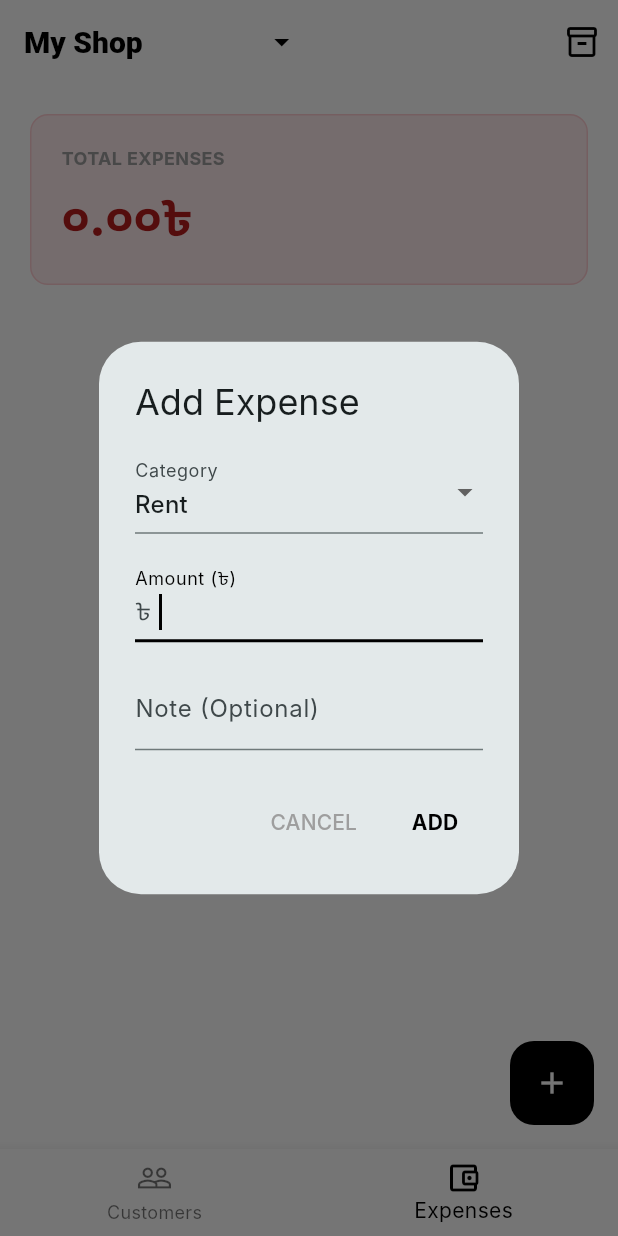
After one commit to carbonanik/baki_khata, a Flutter app: the screen it shows after launch, item 2 of the bottom bar chosen, after a tap on the "add" icon, on a phone screen of 412 x 824 dp. The commit adds this screen. Run offline on Flutter 3.47's test engine with Material 3 defaults, Android fonts, the phone set to English and light mode, and no system bars; our stand-ins replace flutter_riverpod, sembast, shared_preferences; Roboto replaces fonts that are missing (Inter).

Commit message:
feat: expense section

```diff
--- /dev/null
+++ b/lib/data/repositories/expense_repository.dart
@@ -0,0 +1,28 @@
+import 'package:sembast/sembast.dart';
+import '../../domain/entities/expense.dart';
+import '../../domain/repositories/i_expense_repository.dart';
+import '../datasources/database_service.dart';
+
+class ExpenseRepository implements IExpenseRepository {
+  final _store = stringMapStoreFactory.store('expenses');
+
+  @override
+  Future<List<Expense>> getExpenses(String shopId) async {
+    final db = await DatabaseService.instance.database;
+    final finder = Finder(filter: Filter.equals('shopId', shopId));
+    final snapshots = await _store.find(db, finder: finder);
+    return snapshots.map((s) => Expense.fromJson(s.value)).toList();
+  }
+
+  @override
+  Future<void> addExpense(Expense expense) async {
+    final db = await DatabaseService.instance.database;
+    await _store.record(expense.id).put(db, expense.toJson());
+  }
+
+  @override
+  Future<void> deleteExpense(String id) async {
+    final db = await DatabaseService.instance.database;
+    await _store.record(id).delete(db);
+  }
+}
--- /dev/null
+++ b/lib/domain/entities/expense.dart
@@ -0,0 +1,60 @@
+import 'package:uuid/uuid.dart';
+
+class Expense {
+  final String id;
+  final String shopId;
+  final double amount;
+  final String category;
+  final String? note;
+  final DateTime timestamp;
+
+  Expense({
+    String? id,
+    required this.shopId,
+    required this.amount,
+    required this.category,
+    this.note,
+    DateTime? timestamp,
+  }) : id = id ?? const Uuid().v4(),
+       timestamp = timestamp ?? DateTime.now();
+
+  Expense copyWith({
+    String? id,
+    String? shopId,
+    double? amount,
+    String? category,
+    String? note,
+    DateTime? timestamp,
+  }) {
+    return Expense(
+      id: id ?? this.id,
+      shopId: shopId ?? this.shopId,
+      amount: amount ?? this.amount,
+      category: category ?? this.category,
+      note: note ?? this.note,
+      timestamp: timestamp ?? this.timestamp,
+    );
+  }
+
+  Map<String, dynamic> toJson() {
+    return {
+      'id': id,
+      'shopId': shopId,
+      'amount': amount,
+      'category': category,
+      'note': note,
+      'timestamp': timestamp.toIso8601String(),
+    };
+  }
+
+  factory Expense.fromJson(Map<String, dynamic> json) {
+    return Expense(
+      id: json['id'],
+      shopId: json['shopId'],
+      amount: json['amount'].toDouble(),
+      category: json['category'],
+      note: json['note'],
+      timestamp: DateTime.parse(json['timestamp']),
+    );
+  }
+}
--- /dev/null
+++ b/lib/domain/repositories/i_expense_repository.dart
@@ -0,0 +1,7 @@
+import '../entities/expense.dart';
+
+abstract class IExpenseRepository {
+  Future<List<Expense>> getExpenses(String shopId);
+  Future<void> addExpense(Expense expense);
+  Future<void> deleteExpense(String id);
+}
--- a/lib/main.dart
+++ b/lib/main.dart
@@ -1,4 +1,4 @@
-import 'package:baki_khata/presentation/screens/home_page.dart';
+import 'package:baki_khata/presentation/screens/main_screen.dart';
 import 'package:flutter/material.dart';
 import 'package:flutter_riverpod/flutter_riverpod.dart';
 import 'package:intl/intl.dart';
@@ -60,7 +60,7 @@ class MyApp extends StatelessWidget {
           elevation: 0,
         ),
       ),
-      home: const HomePage(),
+      home: const MainScreen(),
     );
   }
 }
--- a/lib/presentation/providers/app_providers.dart
+++ b/lib/presentation/providers/app_providers.dart
@@ -6,6 +6,8 @@ import '../../data/repositories/customer_repository.dart';
 import '../../data/repositories/transaction_repository.dart';
 import '../../domain/entities/product.dart';
 import '../../data/repositories/product_repository.dart';
+import '../../domain/entities/expense.dart';
+import '../../data/repositories/expense_repository.dart';
 
 import 'package:shared_preferences/shared_preferences.dart';
 import '../../domain/entities/shop.dart';
@@ -24,6 +26,7 @@ final transactionRepositoryProvider = Provider(
   (ref) => TransactionRepository(),
 );
 final productRepositoryProvider = Provider((ref) => SembastProductRepository());
+final expenseRepositoryProvider = Provider((ref) => ExpenseRepository());
 
 // Shop State
 final shopProvider = StateNotifierProvider<ShopNotifier, Shop?>((ref) {
@@ -176,6 +179,43 @@ final productProvider = StateNotifierProvider<ProductNotifier, List<Product>>((
   return ProductNotifier(ref.watch(productRepositoryProvider), shop.id);
 });
 
+// Expense State
+class ExpenseNotifier extends StateNotifier<List<Expense>> {
+  final ExpenseRepository _repo;
+  final String _shopId;
+
+  ExpenseNotifier(this._repo, this._shopId) : super([]) {
+    loadExpenses();
+  }
+
+  Future<void> loadExpenses() async {
+    final expenses = await _repo.getExpenses(_shopId);
+    if (mounted) {
+      state = expenses;
+    }
+  }
+
+  Future<void> addExpense(Expense expense) async {
+    final expenseWithShop = expense.copyWith(shopId: _shopId);
+    await _repo.addExpense(expenseWithShop);
+    state = [...state, expenseWithShop];
+  }
+
+  Future<void> deleteExpense(String id) async {
+    await _repo.deleteExpense(id);
+    state = state.where((e) => e.id != id).toList();
+  }
+}
+
+final expenseProvider = StateNotifierProvider<ExpenseNotifier, List<Expense>>((
+  ref,
+) {
+  final shop = ref.watch(shopProvider);
+  if (shop == null)
+    return ExpenseNotifier(ref.watch(expenseRepositoryProvider), '');
+  return ExpenseNotifier(ref.watch(expenseRepositoryProvider), shop.id);
+});
+
 // Computed Providers
 final customerTransactionsProvider = Provider.family<List<Transaction>, String>(
   (ref, customerId) {
@@ -213,3 +253,8 @@ final totalStatsProvider = Provider((ref) {
 
   return {'sell': totalSell, 'paid': totalPaid, 'due': totalSell - totalPaid};
 });
+
+final totalExpenseProvider = Provider((ref) {
+  final expenses = ref.watch(expenseProvider);
+  return expenses.fold(0.0, (sum, item) => sum + item.amount);
+});
--- /dev/null
+++ b/lib/presentation/screens/expense_page.dart
@@ -0,0 +1,178 @@
+import 'package:baki_khata/presentation/widgets/dialogs/add_expense_dialog.dart';
+import 'package:flutter/material.dart';
+import 'package:flutter_riverpod/flutter_riverpod.dart';
+import '../providers/app_providers.dart';
+import '../../main.dart'; // for currencyFormat, dateFormat
+
+class ExpensePage extends ConsumerWidget {
+  const ExpensePage({super.key});
+
+  @override
+  Widget build(BuildContext context, WidgetRef ref) {
+    final expenses = ref.watch(expenseProvider);
+    final totalExpense = ref.watch(totalExpenseProvider);
+
+    return Scaffold(
+      backgroundColor: Colors.white,
+      floatingActionButton: FloatingActionButton(
+        onPressed: () => showDialog(
+          context: context,
+          builder: (context) => const AddExpenseDialog(),
+        ),
+        child: const Icon(Icons.add),
+      ),
+      body: CustomScrollView(
+        slivers: [
+          SliverToBoxAdapter(
+            child: Padding(
+              padding: const EdgeInsets.all(20.0),
+              child: Container(
+                padding: const EdgeInsets.all(20),
+                decoration: BoxDecoration(
+                  color: Colors.red.shade50,
+                  borderRadius: BorderRadius.circular(12),
+                  border: Border.all(color: Colors.red.shade100),
+                ),
+                child: Column(
+                  crossAxisAlignment: CrossAxisAlignment.start,
+                  children: [
+                    const Text(
+                      'TOTAL EXPENSES',
+                      style: TextStyle(
+                        fontSize: 12,
+                        fontWeight: FontWeight.bold,
+                        color: Colors.grey,
+                      ),
+                    ),
+                    const SizedBox(height: 8),
+                    Text(
+                      currencyFormat.format(totalExpense),
+                      style: TextStyle(
+                        fontSize: 32,
+                        fontWeight: FontWeight.w800,
+                        color: Colors.red.shade900,
+                        letterSpacing: -1,
+                      ),
+                    ),
+                  ],
+                ),
+              ),
+            ),
+          ),
+          if (expenses.isEmpty)
+            const SliverFillRemaining(
+              child: Center(
+                child: Text(
+                  'No expenses recorded',
+                  style: TextStyle(color: Colors.grey),
+                ),
+              ),
+            )
+          else
+            SliverList(
+              delegate: SliverChildBuilderDelegate((context, index) {
+                // Display newest first
+                final expense = expenses[expenses.length - 1 - index];
+                return Dismissible(
+                  key: Key(expense.id),
+                  direction: DismissDirection.endToStart,
+                  background: Container(
+                    alignment: Alignment.centerRight,
+                    padding: const EdgeInsets.only(right: 20),
+                    color: Colors.red.shade50,
+                    child: const Icon(Icons.delete_outline, color: Colors.red),
+                  ),
+                  confirmDismiss: (direction) async {
+                    return await showDialog(
+                      context: context,
+                      builder: (context) => AlertDialog(
+                        title: const Text('Delete Expense?'),
+                        content: const Text('This action cannot be undone.'),
+                        actions: [
+                          TextButton(
+                            onPressed: () => Navigator.pop(context, false),
+                            child: const Text(
+                              'CANCEL',
+                              style: TextStyle(color: Colors.grey),
+                            ),
+                          ),
+                          TextButton(
+                            onPressed: () => Navigator.pop(context, true),
+                            child: const Text(
+                              'DELETE',
+                              style: TextStyle(color: Colors.red),
+                            ),
+                          ),
+                        ],
+                      ),
+                    );
+                  },
+                  onDismissed: (_) {
+                    ref
+                        .read(expenseProvider.notifier)
+                        .deleteExpense(expense.id);
+                  },
+                  child: Container(
+                    padding: const EdgeInsets.symmetric(
+                      horizontal: 20,
+                      vertical: 16,
+                    ),
+                    decoration: const BoxDecoration(
+                      border: Border(
+                        bottom: BorderSide(color: Color(0xFFF0F0F0)),
+                      ),
+                    ),
+                    child: Row(
+                      mainAxisAlignment: MainAxisAlignment.spaceBetween,
+                      children: [
+                        Column(
+                          crossAxisAlignment: CrossAxisAlignment.start,
+                          children: [
+                            Text(
+                              expense.category,
+                              style: const TextStyle(
+                                fontWeight: FontWeight.w700,
+                                fontSize: 16,
+                              ),
+                            ),
+                            const SizedBox(height: 4),
+                            Text(
+                              dateFormat.format(expense.timestamp),
+                              style: const TextStyle(
+                                fontSize: 12,
+                                color: Colors.grey,
+                              ),
+                            ),
+                            if (expense.note != null &&
+                                expense.note!.isNotEmpty)
+                              Padding(
+                                padding: const EdgeInsets.only(top: 4),
+                                child: Text(
+                                  expense.note!,
+                                  style: const TextStyle(
+                                    fontSize: 12,
+                                    color: Colors.grey,
+                                    fontStyle: FontStyle.italic,
+                                  ),
+                                ),
+                              ),
+                          ],
+                        ),
+                        Text(
+                          currencyFormat.format(expense.amount),
+                          style: const TextStyle(
+                            fontWeight: FontWeight.bold,
+                            fontSize: 16,
+                          ),
+                        ),
+                      ],
+                    ),
+                  ),
+                );
+              }, childCount: expenses.length),
+            ),
+        ],
+      ),
+    );
+  }
+}
--- /dev/null
+++ b/lib/presentation/screens/main_screen.dart
@@ -0,0 +1,74 @@
+import 'package:baki_khata/presentation/screens/products_page.dart';
+import 'package:flutter/material.dart';
+import '../../presentation/screens/home_page.dart';
+import '../../presentation/screens/expense_page.dart';
+import '../widgets/home/shop_selector.dart';
+
+class MainScreen extends StatefulWidget {
+  const MainScreen({super.key});
+
+  @override
+  State<MainScreen> createState() => _MainScreenState();
+}
+
+class _MainScreenState extends State<MainScreen> {
+  int _selectedIndex = 0;
+
+  static const List<Widget> _pages = <Widget>[
+    HomePage(),
+    ExpensePage(),
+    ProductsPage(), // Assuming you might want Products here too, but users request didn't strictly say tab, but implementation plan did not include Products tab change, just Expense. user said "separate tab".
+    // Wait, the plan only mentioned Customers and Expenses tabs.
+    // I see ProductsPage in the file list. I will stick to two tabs for now as per immediate plan or add products if it makes sense.
+    // Let's stick to Home (Customers) and Expenses.
+    // The HomePage currently has a link to ProductsPage.
+  ];
+
+  void _onItemTapped(int index) {
+    setState(() {
+      _selectedIndex = index;
+    });
+  }
+
+  @override
+  Widget build(BuildContext context) {
+    return Scaffold(
+      appBar: AppBar(
+        title: const ShopSelector(),
+        backgroundColor: Colors.white,
+        elevation: 0,
+        actions: [
+          IconButton(
+            onPressed: () {
+              Navigator.push(
+                context,
+                MaterialPageRoute(builder: (context) => const ProductsPage()),
+              );
+            },
+            icon: const Icon(Icons.inventory_2_outlined, color: Colors.black),
+          ),
+        ],
+      ),
+      body: _pages[_selectedIndex],
+      bottomNavigationBar: BottomNavigationBar(
+        items: const <BottomNavigationBarItem>[
+          BottomNavigationBarItem(
+            icon: Icon(Icons.people_outline),
+            label: 'Customers',
+          ),
+          BottomNavigationBarItem(
+            icon: Icon(Icons.account_balance_wallet_outlined),
+            label: 'Expenses',
+          ),
+        ],
+        currentIndex: _selectedIndex,
+        selectedItemColor: Colors.black,
+        onTap: _onItemTapped,
+        backgroundColor: Colors.white,
+        elevation: 8,
+        showUnselectedLabels: true,
+        type: BottomNavigationBarType.fixed,
+      ),
+    );
+  }
+}
--- /dev/null
+++ b/lib/presentation/widgets/dialogs/add_expense_dialog.dart
@@ -0,0 +1,129 @@
+import 'package:baki_khata/domain/entities/expense.dart';
+import 'package:flutter/material.dart';
+import 'package:flutter_riverpod/flutter_riverpod.dart';
+import '../../providers/app_providers.dart';
+
+class AddExpenseDialog extends ConsumerStatefulWidget {
+  const AddExpenseDialog({super.key});
+
+  @override
+  ConsumerState<AddExpenseDialog> createState() => _AddExpenseDialogState();
+}
+
+class _AddExpenseDialogState extends ConsumerState<AddExpenseDialog> {
+  final amountController = TextEditingController();
+  final noteController = TextEditingController();
+  final categoryController =
+      TextEditingController(); // For custom category if needed
+  String selectedCategory = 'Rent'; // Default
+
+  final List<String> categories = [
+    'Rent',
+    'Electricity',
+    'Broadband',
+    'Staff Salary',
+    'Tea/Snacks',
+    'Transport',
+    'Other',
+  ];
+
+  @override
+  void dispose() {
+    amountController.dispose();
+    noteController.dispose();
+    categoryController.dispose();
+    super.dispose();
+  }
+
+  @override
+  Widget build(BuildContext context) {
+    return AlertDialog(
+      title: const Text('Add Expense'),
+      content: SingleChildScrollView(
+        child: Column(
+          mainAxisSize: MainAxisSize.min,
+          crossAxisAlignment: CrossAxisAlignment.start,
+          children: [
+            DropdownButtonFormField<String>(
+              value: selectedCategory,
+              decoration: const InputDecoration(
+                labelText: 'Category',
+                border: UnderlineInputBorder(),
+              ),
+              items: categories
+                  .map((c) => DropdownMenuItem(value: c, child: Text(c)))
+                  .toList(),
+              onChanged: (val) {
+                if (val != null) setState(() => selectedCategory = val);
+              },
+            ),
+            if (selectedCategory == 'Other')
+              TextField(
+                controller: categoryController,
+                decoration: const InputDecoration(
+                  labelText: 'Custom Category Name',
+                  border: UnderlineInputBorder(),
+                ),
+                textCapitalization: TextCapitalization.words,
+              ),
+            const SizedBox(height: 16),
+            TextField(
+              controller: amountController,
+              decoration: const InputDecoration(
+                labelText: 'Amount (৳)',
+                border: UnderlineInputBorder(),
+                prefixText: '৳ ',
+              ),
+              keyboardType: TextInputType.number,
+              autofocus: true,
+            ),
+            const SizedBox(height: 16),
+            TextField(
+              controller: noteController,
+              decoration: const InputDecoration(
+                labelText: 'Note (Optional)',
+                border: UnderlineInputBorder(),
+              ),
+              textCapitalization: TextCapitalization.sentences,
+            ),
+          ],
+        ),
+      ),
+      actions: [
+        TextButton(
+          onPressed: () => Navigator.pop(context),
+          child: const Text('CANCEL', style: TextStyle(color: Colors.grey)),
+        ),
+        TextButton(
+          onPressed: _saveExpense,
+          child: const Text(
+            'ADD',
+            style: TextStyle(color: Colors.black, fontWeight: FontWeight.bold),
+          ),
+        ),
+      ],
+    );
+  }
+
+  void _saveExpense() {
+    final amount = double.tryParse(amountController.text);
+    if (amount != null && amount > 0) {
+      final category =
+          selectedCategory == 'Other' && categoryController.text.isNotEmpty
+          ? categoryController.text
+          : selectedCategory;
+
+      final expense = Expense(
+        shopId: '', // Provider handles this
+        amount: amount,
+        category: category,
+        note: noteController.text.trim().isEmpty
+            ? null
+            : noteController.text.trim(),
+      );
+
+      ref.read(expenseProvider.notifier).addExpense(expense);
+      Navigator.pop(context);
+    }
+  }
+}
```
Also changed, not shown: lib/presentation/screens/home_page.dart (+0 -18 lines).
